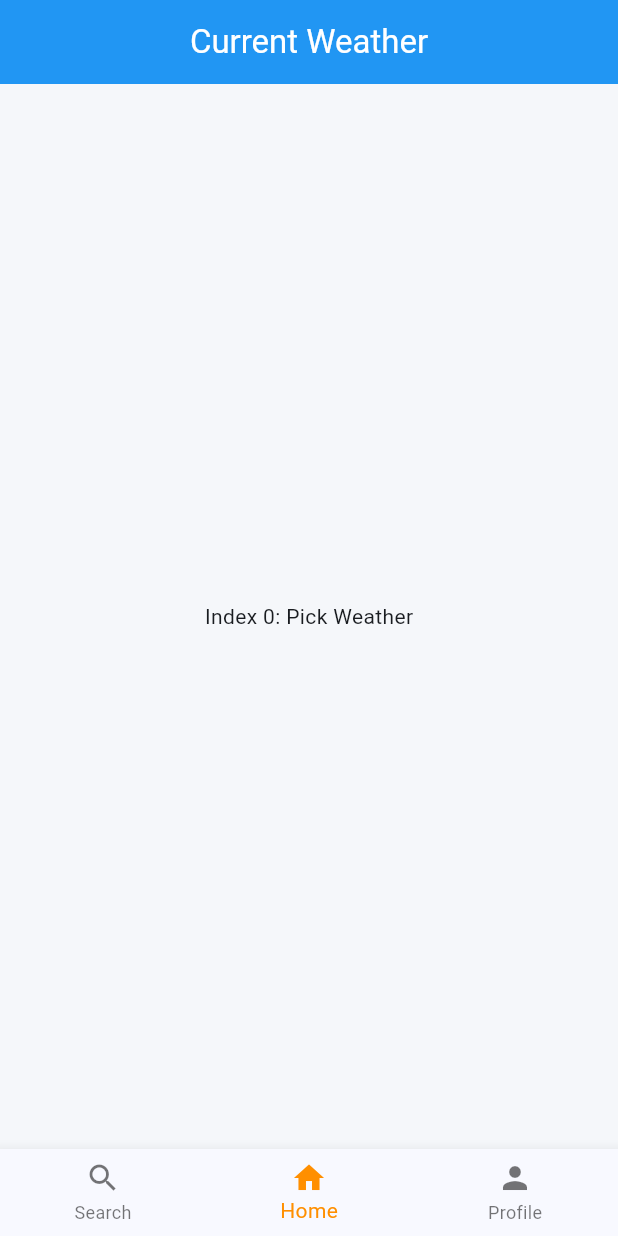
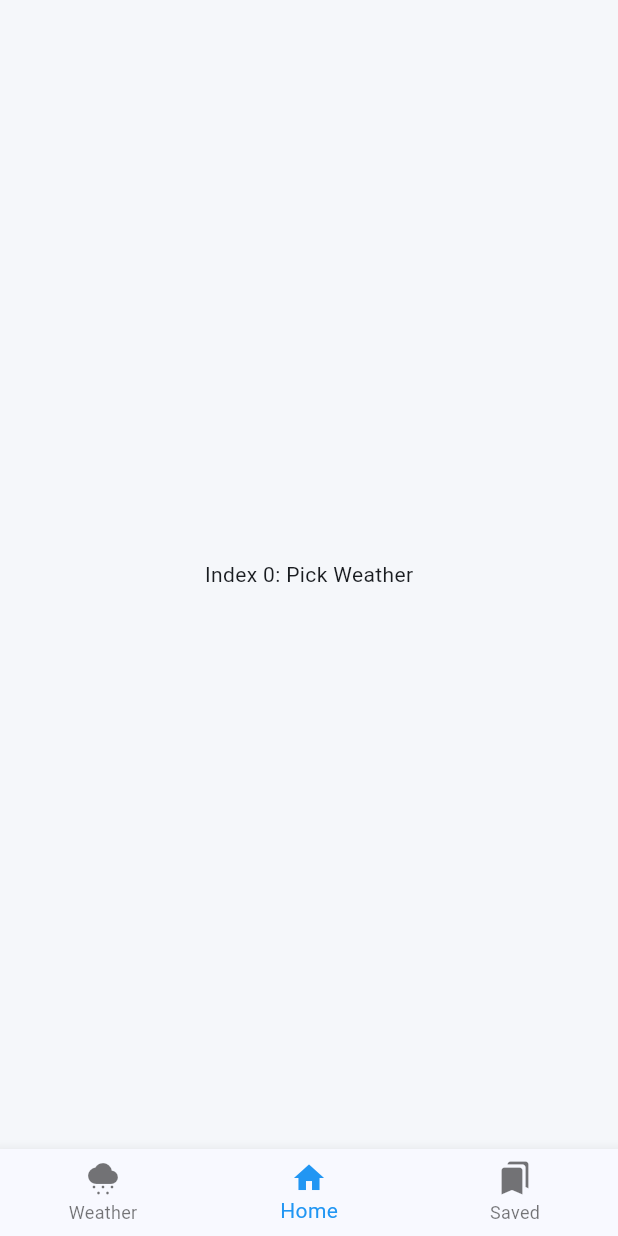
Before and after one commit to putubgs/weather_app_with_adaptive_ui, a Flutter app: the screen it shows after launch, on a phone screen of 412 x 824 dp. Run offline on Flutter 3.47's test engine with Material 3 defaults, Android fonts, the phone set to English and light mode, and no system bars.

Commit message:
feat: update bottom navbar content

```diff
--- a/lib/data/weather_data.dart
+++ b/lib/data/weather_data.dart
@@ -10,6 +10,7 @@ class WeatherData {
         description: 'Clear sky with bright sunshine',
         humidity: 65,
         windSpeed: 12.5,
+        savedStatus: false
       ),
       WeatherModel(
         cityName: 'Bandung',
@@ -18,6 +19,7 @@ class WeatherData {
         description: 'Partly cloudy with cool breeze',
         humidity: 78,
         windSpeed: 8.3,
+        savedStatus: false
       ),
       WeatherModel(
         cityName: 'Surabaya',
@@ -26,6 +28,7 @@ class WeatherData {
         description: 'Mix of sun and clouds',
         humidity: 72,
         windSpeed: 15.2,
+        savedStatus: false
       ),
       WeatherModel(
         cityName: 'Medan',
@@ -34,6 +37,7 @@ class WeatherData {
         description: 'Light rain with overcast sky',
         humidity: 85,
         windSpeed: 10.7,
+        savedStatus: false
       ),
       WeatherModel(
         cityName: 'Yogyakarta',
@@ -42,6 +46,7 @@ class WeatherData {
         description: 'Overcast with mild temperature',
         humidity: 70,
         windSpeed: 6.8,
+        savedStatus: false
       ),
       WeatherModel(
         cityName: 'Makassar',
@@ -50,6 +55,7 @@ class WeatherData {
         description: 'Hot and sunny weather',
         humidity: 60,
         windSpeed: 14.1,
+        savedStatus: false
       ),
     ];
   }
--- a/lib/models/weather_model.dart
+++ b/lib/models/weather_model.dart
@@ -5,6 +5,7 @@ class WeatherModel {
   final String description;
   final int humidity;
   final double windSpeed;
+  final bool savedStatus;
 
   WeatherModel({
     required this.cityName,
@@ -13,6 +14,7 @@ class WeatherModel {
     required this.description,
     required this.humidity,
     required this.windSpeed,
+    required this.savedStatus
   });
 
   String get formattedTemperature => '${temperature.toInt()}°C';
--- a/lib/screens/current_weather.dart
+++ b/lib/screens/current_weather.dart
@@ -0,0 +1,5 @@
+import 'package:flutter/material.dart';
+
+class CurrentWeather {
+
+}
--- a/lib/widgets/bottom_navigation.dart
+++ b/lib/widgets/bottom_navigation.dart
@@ -1,5 +1,6 @@
 import 'package:flutter/material.dart';
 import '../screens/weather_home_screen.dart';
+import '../constants/app_colors.dart';
 
 class BottomNavBar extends StatefulWidget {
   const BottomNavBar({super.key});
@@ -26,16 +27,16 @@ class _BottomNavigationBarState extends State<BottomNavBar> {
   @override
   Widget build(BuildContext context) {
     return Scaffold(
-      appBar: AppBar(title: const Text('Current Weather')),
+      // appBar: AppBar(title: const Text('Current Weather')),
       body: Center(child: _pages.elementAt(_selectedIndex)),
       bottomNavigationBar: BottomNavigationBar(
         items: const <BottomNavigationBarItem>[
-          BottomNavigationBarItem(icon: Icon(Icons.search), label: 'Search'),
+          BottomNavigationBarItem(icon: Icon(Icons.cloudy_snowing), label: 'Weather'),
           BottomNavigationBarItem(icon: Icon(Icons.home), label: 'Home'),
-          BottomNavigationBarItem(icon: Icon(Icons.person), label: 'Profile'),
+          BottomNavigationBarItem(icon: Icon(Icons.bookmarks), label: 'Saved'),
         ],
         currentIndex: _selectedIndex,
-        selectedItemColor: Colors.amber[800],
+        selectedItemColor: AppColors.primary,
         onTap: _onItemTapped,
       ),
     );
```
Also changed, not shown: lib/screens/profile_page.dart (deleted), lib/screens/saved_weathers.dart (added).
